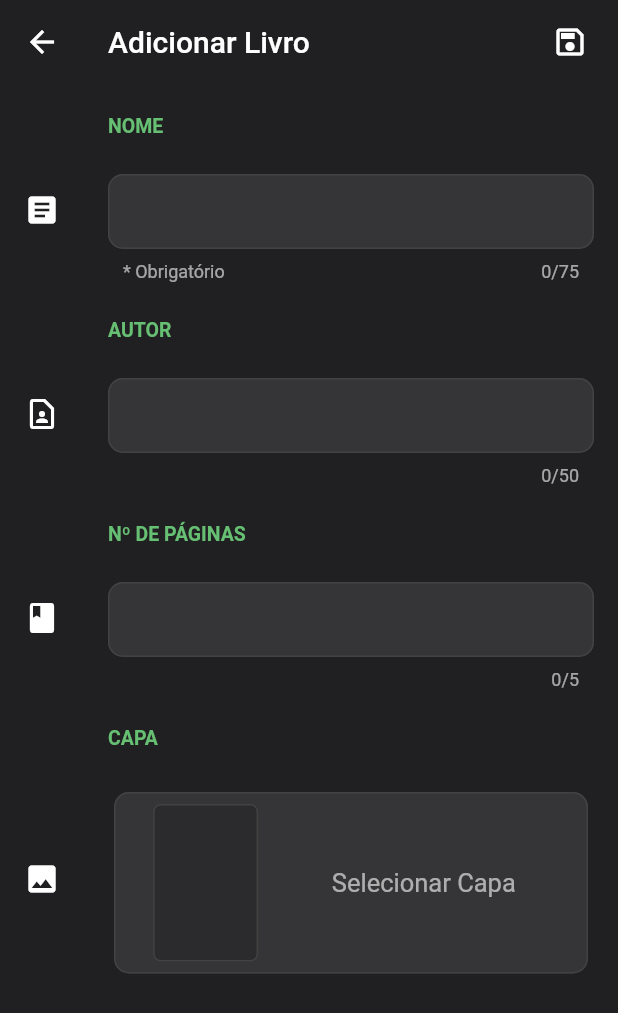
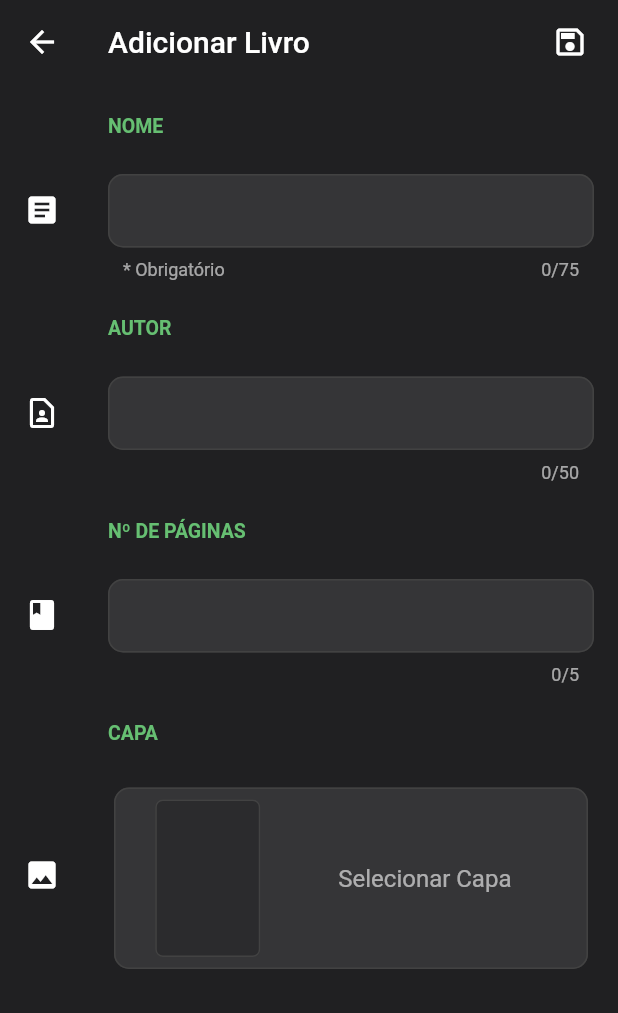
Before and after one commit to Fschmatz/booktrackerv2, a Flutter app: the AddLivro screen opened directly, on a phone screen of 412 x 824 dp. Shown: the top 1013 px of the screen. Run offline on Flutter 3.47's test engine with Material 2 defaults, Android fonts, the phone set to English and light mode, and no system bars; our stand-ins replace flutter_native_image, image_picker, shared_preferences, sqflite; missing offline and left inert: flutter_animator; accounts and stored records are empty.

Commit message:
Update 4.5.0

```diff
--- a/lib/pages/home.dart
+++ b/lib/pages/home.dart
@@ -17,7 +17,7 @@ class Home extends StatefulWidget {
   Home({Key key}) : super(key: key);
 }
 
-class _HomeState extends State<Home> with TickerProviderStateMixin {
+class _HomeState extends State<Home>{
   List<Pages> listPages = new Pages().getListPages();
   List<Map<String, dynamic>> listaLivros = [];
   final dbLivro = LivroDao.instance;
--- a/lib/ui/addLivro.dart
+++ b/lib/ui/addLivro.dart
@@ -162,7 +162,6 @@ class _AddLivroState extends State<AddLivro> {
         ],
       ),
       body: ListView(
-
         children: [
           ListTile(
             leading: SizedBox(
@@ -190,7 +189,7 @@ class _AddLivroState extends State<AddLivro> {
                   filled: true,
                  ),
               style: TextStyle(
-                fontSize: 17,
+                fontSize: 16,
               ),
             ),
           ),
@@ -220,7 +219,7 @@ class _AddLivroState extends State<AddLivro> {
                   filled: true,
                   ),
               style: TextStyle(
-                fontSize: 17,
+                fontSize: 16,
               ),
             ),
           ),
@@ -253,7 +252,7 @@ class _AddLivroState extends State<AddLivro> {
                   filled: true,
                   ),
               style: TextStyle(
-                fontSize: 17,
+                fontSize: 16,
               ),
             ),
           ),
@@ -325,7 +324,7 @@ class _AddLivroState extends State<AddLivro> {
                           ),
                           Text(
                             "Selecionar Capa",
-                            style: TextStyle(fontSize: 17,color: Theme.of(context).hintColor),
+                            style: TextStyle(fontSize: 16,color: Theme.of(context).hintColor),
                           ),
                           const SizedBox(
                             width: 1,
```
Also changed, not shown: lib/ui/updateLivro.dart (+4 -4 lines).
